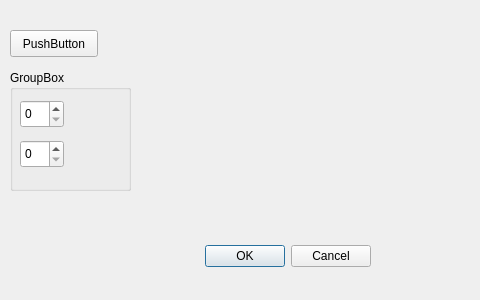
Qt form lab1.ui (4ntonka/IoT) before a commit; both pictures show x 0 to 480 and y 0 to 300 of the 800 by 300 pixel window.
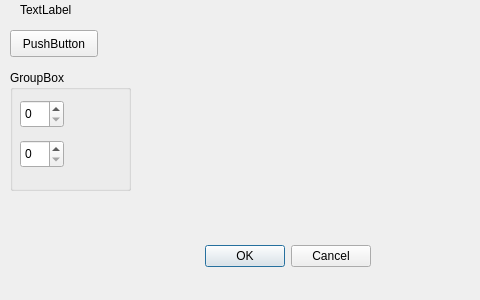
The same form after that commit. Custom widgets are drawn as their Qt base class.

```diff
--- a/lab1.ui
+++ b/lab1.ui
@@ -85,6 +85,19 @@
         </rect>
       </property>
     </widget>
+  <widget class="QLabel" name="label_timer">
+   <property name="geometry">
+    <rect>
+     <x>20</x>
+     <y>0</y>
+     <width>66</width>
+     <height>19</height>
+    </rect>
+   </property>
+   <property name="text">
+    <string>TextLabel</string>
+   </property>
+  </widget>
   </widget>
   <customwidgets>
     <customwidget>
```
Left out of the diff: 2 changed lines with no effect on the pictures. Lines whose indentation alone changed are shown as unchanged.
